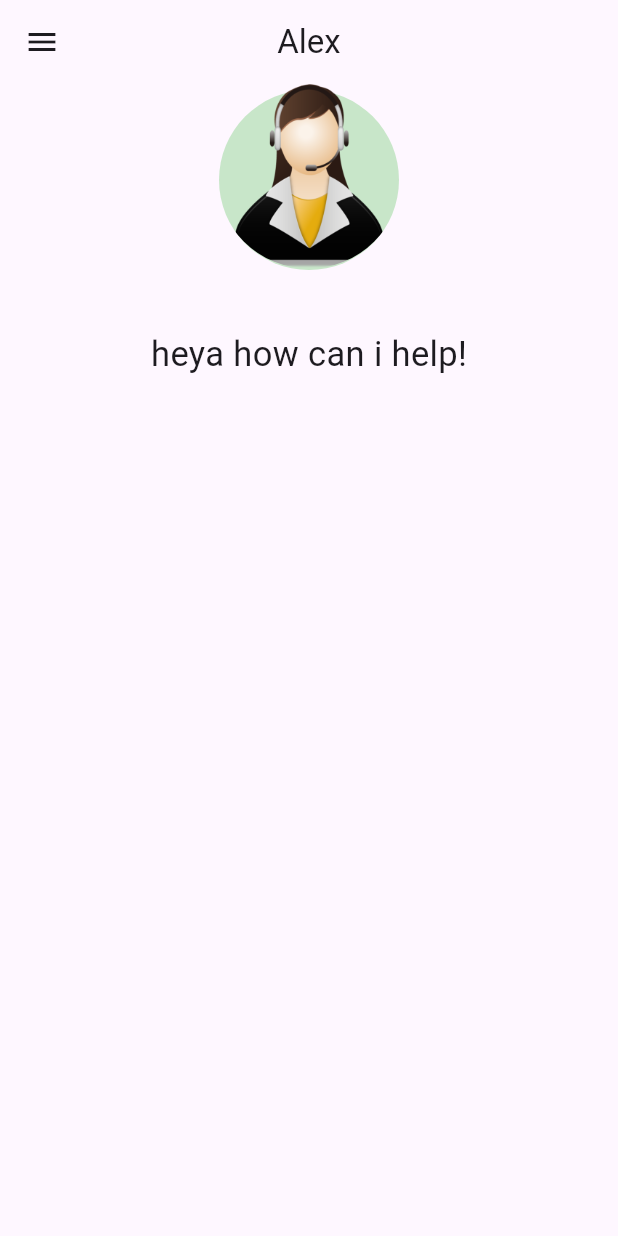
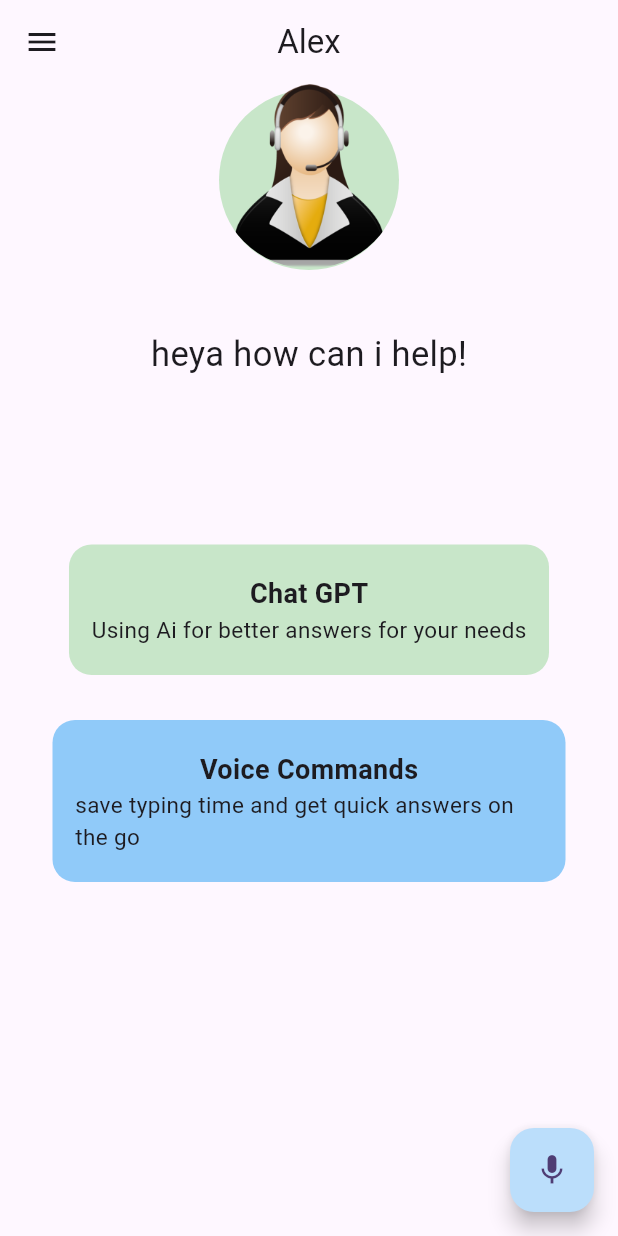
Before and after one commit to hima7383/ChatGenie, a Flutter app: the screen it shows after launch, on a phone screen of 412 x 824 dp. Run offline on Flutter 3.47's test engine with Material 3 defaults, Android fonts, the phone set to English and light mode, and no system bars; our stand-ins replace speech_to_text.

Commit message:
adding some ui comp and voice_to_speach functaionality

```diff
--- /dev/null
+++ b/lib/dialog_temp.dart
@@ -0,0 +1,50 @@
+import 'package:flutter/material.dart';
+
+class FuturesBox extends StatelessWidget {
+  final Color color;
+  final String title;
+  final String Description;
+  const FuturesBox({
+    super.key,
+    required this.color,
+    required this.title,
+    required this.Description,
+  });
+
+  @override
+  Widget build(BuildContext context) {
+    return Container(
+      margin: const EdgeInsets.symmetric(
+        horizontal: 35,
+        vertical: 10,
+      ),
+      decoration: BoxDecoration(
+        color: color,
+        borderRadius: const BorderRadius.all(
+          Radius.circular(15),
+        ),
+      ),
+      child: Padding(
+        padding:
+            const EdgeInsets.only(top: 20, bottom: 20, left: 15, right: 15),
+        child: Column(
+          children: [
+            Text(
+              title,
+              style: const TextStyle(
+                fontSize: 18,
+                fontWeight: FontWeight.bold,
+              ),
+            ),
+            Text(
+              Description,
+              style: const TextStyle(
+                fontSize: 15,
+              ),
+            ),
+          ],
+        ),
+      ),
+    );
+  }
+}
--- a/lib/home_page.dart
+++ b/lib/home_page.dart
@@ -1,4 +1,7 @@
 import 'package:flutter/material.dart';
+import 'package:midholiday/dialog_temp.dart';
+import 'package:speech_to_text/speech_recognition_result.dart';
+import 'package:speech_to_text/speech_to_text.dart';
 
 class HomePage extends StatefulWidget {
   const HomePage({super.key});
@@ -8,6 +11,47 @@ class HomePage extends StatefulWidget {
 }
 
 class _HomePageState extends State<HomePage> {
+  String lastwords = '';
+  final speech = SpeechToText();
+  @override
+  void initState() {
+    super.initState();
+    speechtotext();
+  }
+
+  Future<void> speechtotext() async {
+    await speech.initialize();
+    setState(() {});
+  }
+
+  Future<void> startListening() async {
+    await speech.listen(onResult: onSpeechResult);
+    setState(() {});
+  }
+
+  /// Manually stop the active speech recognition session
+  /// Note that there are also timeouts that each platform enforces
+  /// and the SpeechToText plugin supports setting timeouts on the
+  /// listen method.
+  Future<void> stopListening() async {
+    await speech.stop();
+    setState(() {});
+  }
+
+  /// This is the callback that the SpeechToText plugin calls when
+  /// the platform returns recognized words.
+  void onSpeechResult(SpeechRecognitionResult result) {
+    setState(() {
+      lastwords = result.recognizedWords;
+    });
+  }
+
+  @override
+  void dispose() {
+    super.dispose();
+    speech.stop();
+  }
+
   @override
   Widget build(BuildContext context) {
     return Scaffold(
@@ -16,7 +60,8 @@ class _HomePageState extends State<HomePage> {
         leading: const Icon(Icons.menu),
         centerTitle: true,
       ),
-      body: Column(
+      body: SingleChildScrollView(
+        child: Column(
           children: [
             // using pics
             Stack(
@@ -50,9 +95,42 @@ class _HomePageState extends State<HomePage> {
               style: TextStyle(fontSize: 23, fontWeight: FontWeight.w400),
             ),
             const SizedBox(
-            height: 20,
+              height: 100,
+            ),
+            // app futures
+            Column(
+              children: [
+                FuturesBox(
+                  color: Colors.green.shade100,
+                  title: 'Chat GPT',
+                  Description: 'Using Ai for better answers for your needs',
+                ),
+                const SizedBox(
+                  height: 10,
+                ),
+                FuturesBox(
+                  color: Colors.blue.shade200,
+                  title: 'Voice Commands',
+                  Description:
+                      'save typing time and get quick answers on the go',
                 ),
               ],
+            )
+          ],
+        ),
+      ),
+      floatingActionButton: FloatingActionButton(
+        onPressed: () async {
+          if (await speech.hasPermission && speech.isNotListening) {
+            await startListening();
+          } else if (speech.isListening) {
+            await stopListening();
+          } else {
+            speechtotext();
+          }
+        },
+        backgroundColor: Colors.blue.shade100,
+        child: const Icon(Icons.mic),
       ),
     );
   }
--- a/pubspec.yaml
+++ b/pubspec.yaml
@@ -35,6 +35,7 @@ dependencies:
   # The following adds the Cupertino Icons font to your application.
   # Use with the CupertinoIcons class for iOS style icons.
   cupertino_icons: ^1.0.2
+  speech_to_text: ^6.5.1
 
 dev_dependencies:
   flutter_test:
@@ -45,7 +46,7 @@ dev_dependencies:
   # activated in the `analysis_options.yaml` file located at the root of your
   # package. See that file for information about deactivating specific lint
   # rules and activating additional ones.
-  flutter_lints: ^2.0.0
+  flutter_lints: ^3.0.1
 
 # For information on the generic Dart part of this file, see the
 # following page: https://dart.dev/tools/pub/pubspec
```
Also changed, not shown: pubspec.lock, 4 other files. Lines whose indentation alone changed are shown as unchanged.
